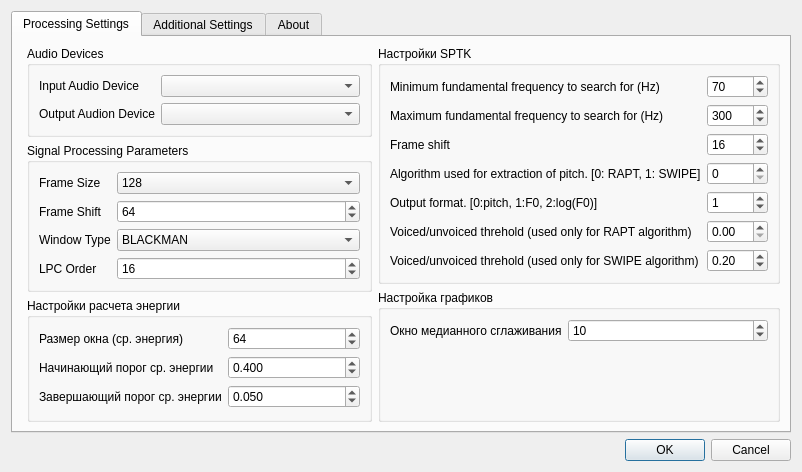
The window that settingsdialog.ui (zhitko/inton-trainer) describes before a commit, drawn with Qt 5.
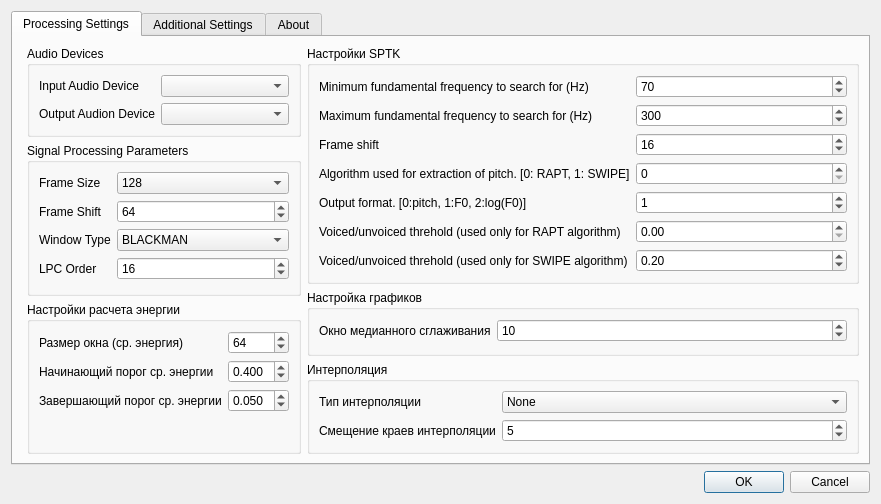
The same window after the commit. Icons and pictures are not drawn.

```diff
--- a/settingsdialog.ui
+++ b/settingsdialog.ui
@@ -7,7 +7,7 @@
     <x>0</x>
     <y>0</y>
     <width>802</width>
-    <height>439</height>
+    <height>447</height>
    </rect>
   </property>
   <property name="windowTitle">
@@ -466,6 +466,81 @@
            </layout>
           </widget>
          </item>
+         <item>
+          <widget class="QGroupBox" name="groupBox_6">
+           <property name="title">
+            <string>Интерполяция</string>
+           </property>
+           <layout class="QFormLayout" name="formLayout_7">
+            <item row="1" column="0">
+             <widget class="QLabel" name="label_20">
+              <property name="text">
+               <string>Смещение краев интерполяции</string>
+              </property>
+             </widget>
+            </item>
+            <item row="1" column="1">
+             <widget class="QSpinBox" name="plotInterpolationEdgesSpin">
+              <property name="minimum">
+               <number>-99</number>
+              </property>
+              <property name="value">
+               <number>5</number>
+              </property>
+             </widget>
+            </item>
+            <item row="0" column="0">
+             <widget class="QLabel" name="label_21">
+              <property name="text">
+               <string>Тип интерполяции</string>
+              </property>
+             </widget>
+            </item>
+            <item row="0" column="1">
+             <widget class="QComboBox" name="plotInterpolationTypeBox">
+              <property name="currentIndex">
+               <number>0</number>
+              </property>
+              <item>
+               <property name="text">
+                <string>None</string>
+               </property>
+              </item>
+              <item>
+               <property name="text">
+                <string>Linear interpolation</string>
+               </property>
+              </item>
+              <item>
+               <property name="text">
+                <string>Cubic spline (тatural boundary conditions)</string>
+               </property>
+              </item>
+              <item>
+               <property name="text">
+                <string>Cubic spline (periodic boundary conditions)</string>
+               </property>
+              </item>
+              <item>
+               <property name="text">
+                <string>Non-rounded Akima spline (natural boundary conditions)</string>
+               </property>
+              </item>
+              <item>
+               <property name="text">
+                <string>Non-rounded Akima spline (periodic boundary conditions)</string>
+               </property>
+              </item>
+              <item>
+               <property name="text">
+                <string>Steffen’s method</string>
+               </property>
+              </item>
+             </widget>
+            </item>
+           </layout>
+          </widget>
+         </item>
         </layout>
        </item>
       </layout>
```
